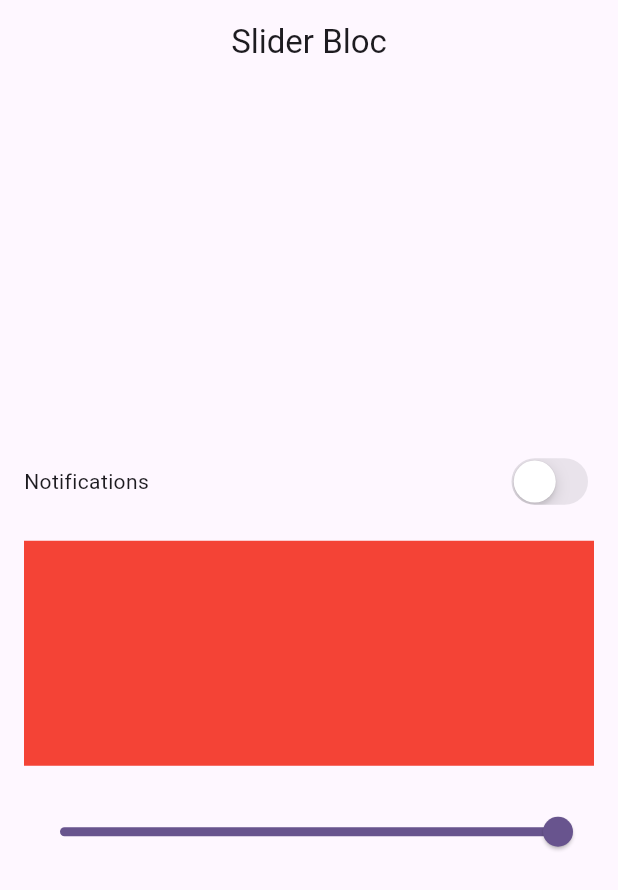
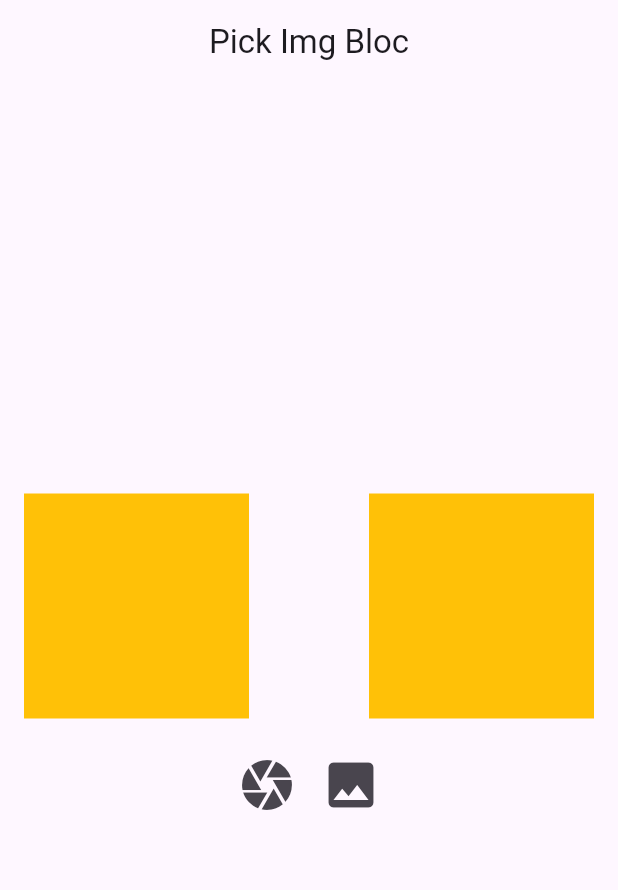
Before and after one commit to shafi21064/bloc_state_management, a Flutter app: the screen it shows after launch, on a phone screen of 412 x 824 dp. Shown: the top 890 px of the screen. Run offline on Flutter 3.47's test engine with Material 3 defaults, Android fonts, the phone set to English and light mode, and no system bars; our stand-ins replace bloc, equatable, flutter_bloc, gap, image_picker.

Commit message:
img picker with bloc

```diff
--- /dev/null
+++ b/lib/bloc/img_picker/img_picker_bloc.dart
@@ -0,0 +1,23 @@
+import 'package:bloc/bloc.dart';
+import 'package:bloc_first/bloc/img_picker/img_picker_event.dart';
+import 'package:bloc_first/bloc/img_picker/img_picker_state.dart';
+
+import '../../utils/img_picker_utils.dart';
+
+class ImgPickerBloc extends Bloc<ImgPickerEvent, ImgPickerState> {
+  final ImgPickerUtils imgPickerUtils = ImgPickerUtils();
+
+  ImgPickerBloc() : super(const ImgPickerState()) {
+    on<CameraCapture>(_cameraCapture);
+    on<GalleryPicker>(_galleryImgPick);
+  }
+
+  void _cameraCapture(CameraCapture event, Emitter<ImgPickerState> emit) async {
+    final file = await imgPickerUtils.cameraCapture();
+    emit(state.copyWith(captureFromCamera: file));
+  }
+  void _galleryImgPick(GalleryPicker event, Emitter<ImgPickerState> emit) async {
+    final file = await imgPickerUtils.galleryCapture();
+    emit(state.copyWith(pickedFromGallery: file));
+  }
+}
--- /dev/null
+++ b/lib/bloc/img_picker/img_picker_event.dart
@@ -0,0 +1,11 @@
+import 'package:equatable/equatable.dart';
+
+abstract class ImgPickerEvent extends Equatable{
+  const ImgPickerEvent();
+  @override
+  // TODO: implement props
+  List<Object?> get props => [];
+}
+
+class CameraCapture extends ImgPickerEvent{}
+class GalleryPicker extends ImgPickerEvent{}
--- /dev/null
+++ b/lib/bloc/img_picker/img_picker_state.dart
@@ -0,0 +1,19 @@
+import 'package:equatable/equatable.dart';
+import 'package:image_picker/image_picker.dart';
+
+class ImgPickerState extends Equatable {
+  final XFile? captureFromCamera, pickedFromGallery;
+
+  const ImgPickerState({this.captureFromCamera, this.pickedFromGallery});
+
+  ImgPickerState copyWith(
+      {XFile? captureFromCamera, XFile? pickedFromGallery}) {
+    return ImgPickerState(
+        captureFromCamera: captureFromCamera ?? this.captureFromCamera,
+        pickedFromGallery: pickedFromGallery ?? this.pickedFromGallery);
+  }
+
+  @override
+  // TODO: implement props
+  List<Object?> get props => [captureFromCamera, pickedFromGallery];
+}
--- a/lib/main.dart
+++ b/lib/main.dart
@@ -1,7 +1,8 @@
 import 'package:bloc_first/bloc/counter/counter_bloc.dart';
 import 'package:bloc_first/bloc/counter/counter_state.dart';
+import 'package:bloc_first/bloc/img_picker/img_picker_bloc.dart';
 import 'package:bloc_first/bloc/switch/switch_bloc.dart';
-import 'package:bloc_first/ui/counter/home.dart';
+import 'package:bloc_first/ui/img_picker/img_picker.dart';
 import 'package:bloc_first/ui/slider/slider.dart';
 import 'package:flutter/material.dart';
 import 'package:flutter_bloc/flutter_bloc.dart';
@@ -24,6 +25,9 @@ class MyApp extends StatelessWidget {
         BlocProvider(
           create: (context) => SwitchBloc(),
         ),
+        BlocProvider(
+          create: (context) => ImgPickerBloc(),
+        ),
       ],
       child: MaterialApp(
         debugShowCheckedModeBanner: false,
@@ -32,7 +36,7 @@ class MyApp extends StatelessWidget {
           colorScheme: ColorScheme.fromSeed(seedColor: Colors.deepPurple),
           useMaterial3: true,
         ),
-        home: const SliderScreen(),
+        home: const ImgPickerScreen(),
       ),
     );
   }
--- /dev/null
+++ b/lib/ui/img_picker/img_picker.dart
@@ -0,0 +1,92 @@
+import 'dart:io';
+
+import 'package:bloc_first/bloc/img_picker/img_picker_bloc.dart';
+import 'package:bloc_first/bloc/img_picker/img_picker_event.dart';
+import 'package:bloc_first/bloc/img_picker/img_picker_state.dart';
+import 'package:flutter/material.dart';
+import 'package:flutter_bloc/flutter_bloc.dart';
+import 'package:gap/gap.dart';
+
+class ImgPickerScreen extends StatelessWidget {
+  const ImgPickerScreen({super.key});
+
+  @override
+  Widget build(BuildContext context) {
+    return Scaffold(
+      appBar: AppBar(
+        title: const Text('Pick Img Bloc'),
+        centerTitle: true,
+      ),
+      body: Padding(
+        padding: const EdgeInsets.symmetric(horizontal: 16.0),
+        child: Center(
+          child: Column(
+            mainAxisAlignment: MainAxisAlignment.center,
+            children: [
+              Row(
+                mainAxisAlignment: MainAxisAlignment.spaceBetween,
+                children: [
+                  BlocBuilder<ImgPickerBloc, ImgPickerState>(
+                    buildWhen: (prev, current) => prev.captureFromCamera != current.captureFromCamera,
+                    builder: (context, state) {
+                      print('build 1 ');
+                      return Container(
+                        height: 150,
+                        width: 150,
+                        decoration: const BoxDecoration(color: Colors.amber),
+                        child: state.captureFromCamera != null
+                            ? Image.file(
+                            File(state.captureFromCamera!.path.toString()))
+                            : const SizedBox(),
+                      );
+                    },
+                  ),
+                  BlocBuilder<ImgPickerBloc, ImgPickerState>(
+
+                    buildWhen: (prev, current) => prev.pickedFromGallery != current.pickedFromGallery,
+                    builder: (context, state) {
+                      print('build 2 ');
+                      return Container(
+                        height: 150,
+                        width: 150,
+                        decoration: const BoxDecoration(color: Colors.amber),
+                        child: state.pickedFromGallery != null
+                            ? Image.file(
+                            File(state.pickedFromGallery!.path.toString()))
+                            : const SizedBox(),
+                      );
+                    },
+                  ),
+                ],
+              ),
+              const Gap(16),
+              Row(
+                mainAxisAlignment: MainAxisAlignment.center,
+                children: [
+                  IconButton(
+                    onPressed: () {
+                      context.read<ImgPickerBloc>().add(CameraCapture());
+                    },
+                    icon: const Icon(
+                      Icons.camera,
+                      size: 40,
+                    ),
+                  ),
+                  IconButton(
+                    onPressed: () {
+                      context.read<ImgPickerBloc>().add(GalleryPicker());
+                    },
+                    icon: const Icon(
+                      Icons.photo,
+                      size: 40,
+                    ),
+                  ),
+                ],
+              ),
+            ],
+          ),
+        ),
+      ),
+    );
+  }
+}
--- /dev/null
+++ b/lib/utils/img_picker_utils.dart
@@ -0,0 +1,15 @@
+import 'package:image_picker/image_picker.dart';
+
+class ImgPickerUtils{
+  final ImagePicker _picker = ImagePicker();
+
+  Future<XFile?> cameraCapture ()async{
+    final XFile? file = await _picker.pickImage(source: ImageSource.camera);
+    return file;
+  }
+
+  Future<XFile?> galleryCapture ()async{
+    final XFile? file = await _picker.pickImage(source: ImageSource.gallery);
+    return file;
+  }
+}
--- a/pubspec.yaml
+++ b/pubspec.yaml
@@ -39,6 +39,7 @@ dependencies:
   flutter_bloc: ^8.1.6
   bloc: ^8.1.4
   equatable: ^2.0.5
+  image_picker: ^1.1.2
 
 dev_dependencies:
   flutter_test:
```
Also changed, not shown: pubspec.lock, 6 other files.
